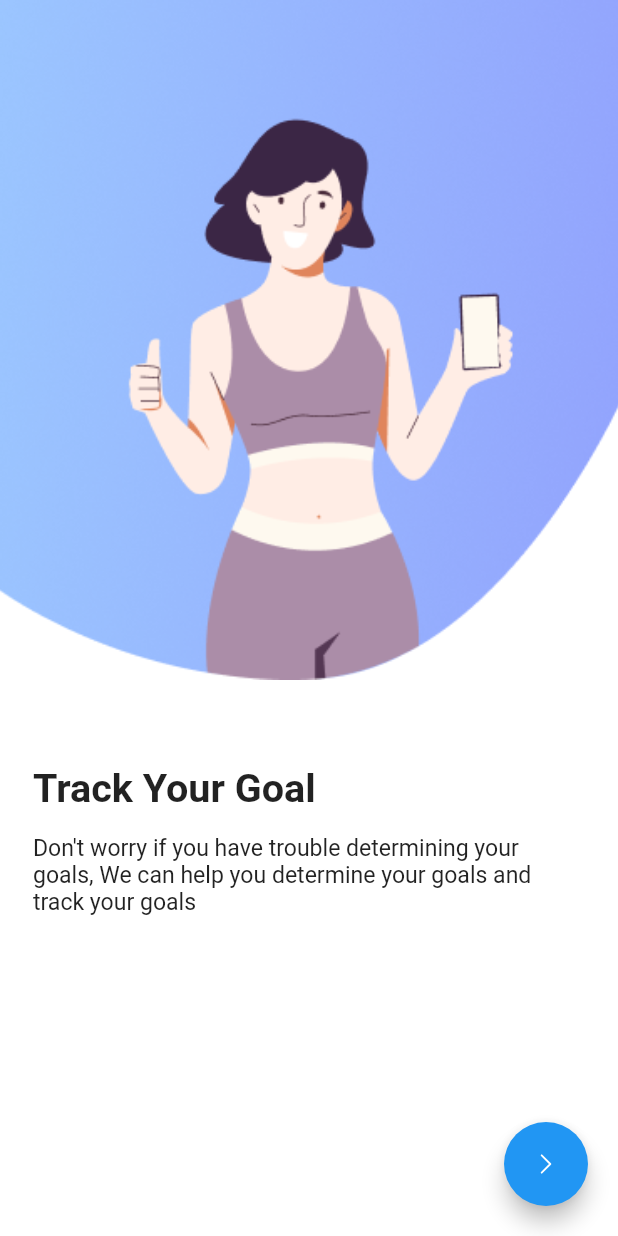
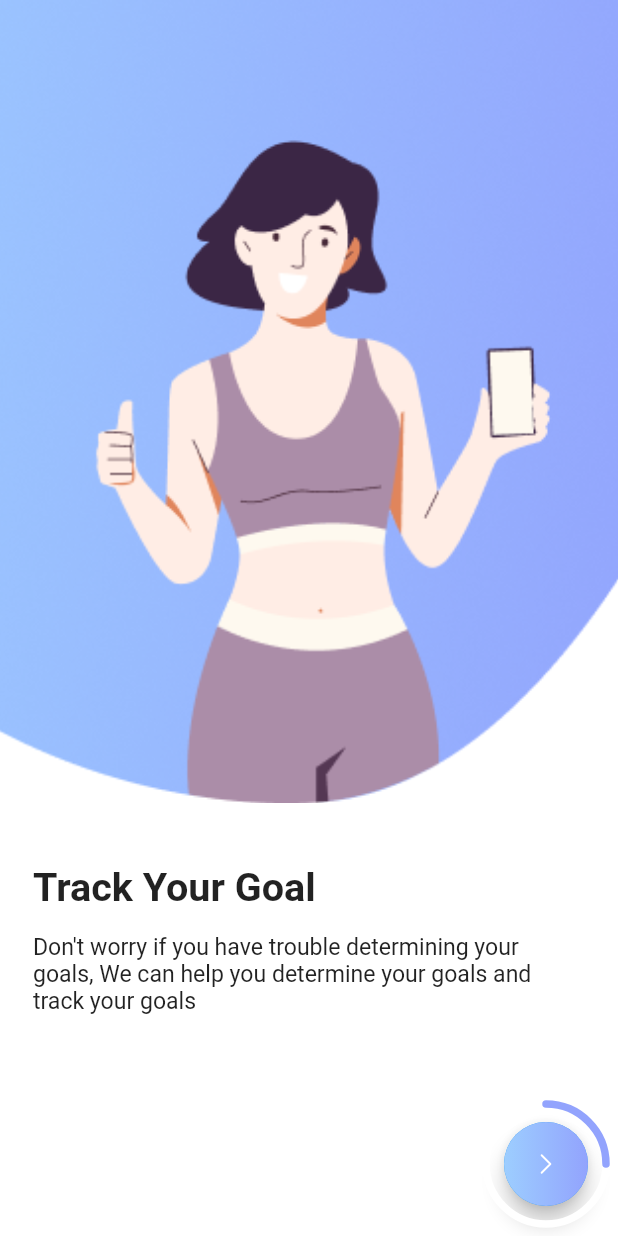
Before and after one commit to mah97moud/fitness_ui_app, a Flutter app: the screen it shows after launch, after a tap on "Get Started", on a phone screen of 412 x 824 dp. Run offline on Flutter 3.47's test engine with Material 2 defaults, Android fonts, the phone set to English and light mode, and no system bars; our stand-ins replace flutter_svg, simple_gradient_text.

Commit message:
finish onboarding screens

```diff
--- a/lib/main.dart
+++ b/lib/main.dart
@@ -1,6 +1,7 @@
-import 'package:fitness_ui_app/modules/inboarding/welcome_screen.dart';
 import 'package:fitness_ui_app/shared/constants.dart';
 import 'package:flutter/material.dart';
+
+import 'modules/onboarding/welcome_screen.dart';
 
 void main() {
   runApp(MyApp());
--- a/lib/modules/inboarding/onboarding_screen.dart
+++ /dev/null
@@ -1,69 +0,0 @@
-import 'package:fitness_ui_app/shared/size_confige.dart';
-import 'package:fitness_ui_app/shared/widgets.dart';
-import 'package:flutter/material.dart';
-
-class OnBoardingScreen extends StatelessWidget {
-  @override
-  Widget build(BuildContext context) {
-    return Scaffold(
-      body: Stack(
-        children: [
-          Align(
-            alignment: Alignment.topCenter,
-            child: Image.asset(
-              'assets/images/onboarding1.png',
-              height: SizedConf.screenHeight * 0.55,
-              width: SizedConf.screenWidth,
-              fit: BoxFit.cover,
-            ),
-          ),
-          Padding(
-            padding: EdgeInsets.symmetric(
-              horizontal: getProportionateScreenWidth(20.0),
-            ),
-            child: Column(
-              crossAxisAlignment: CrossAxisAlignment.start,
-              children: [
-                SizedBox(
-                  height: SizedConf.screenHeight * 0.62,
-                ),
-                Text(
-                  'Track Your Goal',
-                  style: TextStyle(
-                    fontSize: getProportionateScreenWidth(24.0),
-                    fontWeight: FontWeight.w700,
-                  ),
-                ),
-                SizedBox(
-                  height: 15.0,
-                ),
-                Text(
-                  'Don\'t worry if you have trouble determining your goals, We can help you determine your goals and track your goals',
-                  style: TextStyle(
-                    fontSize: getProportionateScreenWidth(14.0),
-                    fontWeight: FontWeight.w400,
-                  ),
-                ),
-              ],
-            ),
-          ),
-          Padding(
-            padding: const EdgeInsets.all(20.0),
-            child: Align(
-              alignment: Alignment.bottomRight,
-              child: FloatingActionButton(
-                onPressed: () {},
-                // child: Icon(FitIcon),
-                child: CustomIcon(
-                  iconAsset: 'assets/Iconly/Light/Arrow - Right 2.svg',
-                  color: Colors.white,
-                  size: getProportionateScreenWidth(18.0),
-                ),
-              ),
-            ),
-          ),
-        ],
-      ),
-    );
-  }
-}
--- /dev/null
+++ b/lib/modules/onboarding/circle_progress.dart
@@ -0,0 +1,54 @@
+import 'dart:math';
+
+import 'package:fitness_ui_app/shared/constants.dart';
+import 'package:flutter/material.dart';
+
+class CircleProgress extends CustomPainter {
+  final double strokeWidth;
+  final double currentValue;
+  final double circleRadius;
+
+  CircleProgress({
+    required this.strokeWidth,
+    required this.currentValue,
+    required this.circleRadius,
+  });
+  @override
+  void paint(Canvas canvas, Size size) {
+    Paint circle = Paint()
+      ..strokeWidth = strokeWidth
+      ..color = Colors.white
+      ..style = PaintingStyle.stroke;
+
+    Offset center = Offset(size.width / 2, size.height / 2);
+    double radius = circleRadius;
+    canvas.drawCircle(center, radius, circle);
+
+    Paint animationArc = Paint()
+      ..strokeWidth = strokeWidth
+      ..shader = RadialGradient(
+        colors: [
+          kMain2BrandColor,
+          kMain1BrandColor,
+        ],
+      ).createShader(Rect.fromCircle(
+        center: center,
+        radius: 1,
+      ))
+      ..style = PaintingStyle.stroke
+      ..strokeCap = StrokeCap.round;
+
+    double angle = 2 * pi * (currentValue / 100);
+    // first quarter 1.5 * pi
+    // second quarter 2 * pi
+    // third quarter 2.5 * pi
+    // forth quarter 3 * pi
+    canvas.drawArc(Rect.fromCircle(center: center, radius: radius), 1.5 * pi,
+        angle, false, animationArc);
+  }
+
+  @override
+  bool shouldRepaint(covariant CustomPainter oldDelegate) {
+    return true;
+  }
+}
--- /dev/null
+++ b/lib/modules/onboarding/first_onboarding_screen.dart
@@ -0,0 +1,22 @@
+import 'package:fitness_ui_app/modules/onboarding/second_onboarding_screen.dart';
+import 'package:fitness_ui_app/shared/widgets.dart';
+import 'package:flutter/material.dart';
+
+class FirstBoardingScreen extends StatelessWidget {
+  @override
+  Widget build(BuildContext context) {
+    return OnBoardScreen(
+      assetPath: 'assets/images/onboarding1.png',
+      title: 'Track Your Goal',
+      description:
+          'Don\'t worry if you have trouble determining your goals, We can help you determine your goals and track your goals',
+      currentValue: 25.0,
+      onTap: () {
+        navigateTo(
+          context: context,
+          routeTo: SecondBoardingScreen(),
+        );
+      },
+    );
+  }
+}
--- a/lib/modules/inboarding/welcome_screen.dart
+++ b/lib/modules/onboarding/welcome_screen.dart
@@ -4,7 +4,7 @@ import 'package:fitness_ui_app/shared/widgets.dart';
 import 'package:flutter/material.dart';
 import 'package:simple_gradient_text/simple_gradient_text.dart';
 
-import 'onboarding_screen.dart';
+import 'first_onboarding_screen.dart';
 
 class WelcomeScreen extends StatelessWidget {
   const WelcomeScreen({Key? key}) : super(key: key);
@@ -56,7 +56,7 @@ class WelcomeScreen extends StatelessWidget {
               onPressed: () {
                 navigateTo(
                   context: context,
-                  routeTo: OnBoardingScreen(),
+                  routeTo: FirstBoardingScreen(),
                 );
               },
             ),
--- a/lib/shared/widgets.dart
+++ b/lib/shared/widgets.dart
@@ -1,3 +1,4 @@
+import 'package:fitness_ui_app/modules/onboarding/circle_progress.dart';
 import 'package:fitness_ui_app/shared/constants.dart';
 import 'package:fitness_ui_app/shared/size_confige.dart';
 import 'package:flutter/material.dart';
@@ -76,3 +77,104 @@ class CustomIcon extends StatelessWidget {
     );
   }
 }
+
+class OnBoardScreen extends StatelessWidget {
+  const OnBoardScreen({
+    Key? key,
+    required this.assetPath,
+    required this.title,
+    required this.description,
+    required this.currentValue,
+    required this.onTap,
+  }) : super(key: key);
+
+  final String assetPath;
+  final String title;
+  final String description;
+  final double currentValue;
+  final GestureTapCallback onTap;
+
+  @override
+  Widget build(BuildContext context) {
+    return Scaffold(
+      body: Stack(
+        children: [
+          Align(
+            alignment: Alignment.topCenter,
+            child: Image.asset(
+              assetPath,
+              height: SizedConf.screenHeight * 0.65,
+              width: SizedConf.screenWidth,
+              fit: BoxFit.cover,
+            ),
+          ),
+          Padding(
+            padding: EdgeInsets.symmetric(
+              horizontal: getProportionateScreenWidth(20.0),
+            ),
+            child: Column(
+              crossAxisAlignment: CrossAxisAlignment.start,
+              children: [
+                SizedBox(
+                  height: SizedConf.screenHeight * 0.7,
+                ),
+                Text(
+                  title,
+                  style: TextStyle(
+                    fontSize: getProportionateScreenWidth(24.0),
+                    fontWeight: FontWeight.w700,
+                  ),
+                ),
+                SizedBox(
+                  height: 15.0,
+                ),
+                Text(
+                  description,
+                  style: TextStyle(
+                    fontSize: getProportionateScreenWidth(14.0),
+                    fontWeight: FontWeight.w400,
+                  ),
+                ),
+              ],
+            ),
+          ),
+          Padding(
+            padding: const EdgeInsets.all(20.0),
+            child: Align(
+              alignment: Alignment.bottomRight,
+              child: CustomPaint(
+                foregroundPainter: CircleProgress(
+                  currentValue: currentValue,
+                  strokeWidth: 5.0,
+                  circleRadius: 40.0,
+                ),
+                child: FloatingActionButton(
+                  onPressed: onTap,
+                  child: Container(
+                    height: getProportionateScreenWidth(60.0),
+                    width: getProportionateScreenWidth(60.0),
+                    padding: const EdgeInsets.all(18.0),
+                    decoration: BoxDecoration(
+                      gradient: LinearGradient(
+                        colors: [
+                          kMain2BrandColor,
+                          kMain1BrandColor,
+                        ],
+                      ),
+                      shape: BoxShape.circle,
+                    ),
+                    child: CustomIcon(
+                      iconAsset: 'assets/Iconly/Light/Arrow - Right 2.svg',
+                      color: Colors.white,
+                      size: getProportionateScreenWidth(18.0),
+                    ),
+                  ),
+                ),
+              ),
+            ),
+          ),
+        ],
+      ),
+    );
+  }
+}
```
Also changed, not shown: lib/modules/onboarding/fourth_onboarding_screen.dart (added, +16 -0 lines), lib/modules/onboarding/second_onboarding_screen.dart (added, +19 -0 lines), lib/modules/onboarding/third_onboarding_screen.dart (added, +23 -0 lines), assets/images/onboard2.png (added), assets/images/onboard3.png (added), assets/images/onboard4.png (added).
